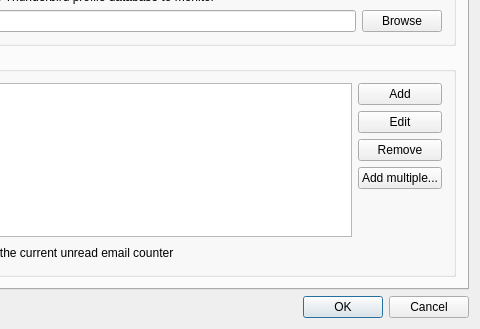
Above: src/dialogsettings.ui from gyunaev/birdtray before the change; both pictures show x 135 to 615 and y 103 to 432 of the 615 by 432 pixel window. Below: the same form after it.
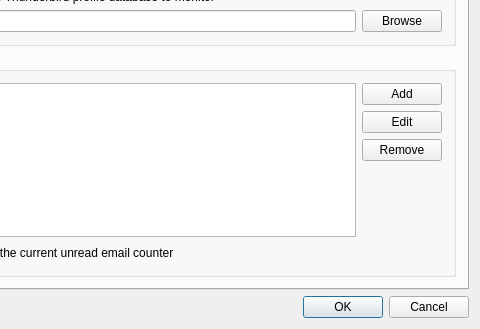
That is the form after the change. The open tabs and pages were chosen to show the change. Icons and pictures are not drawn. Custom widgets are drawn as their Qt base class.

Commit message: Add a better "Add Accounts" dialog for the mork parser

What changed in the file:
```diff
--- a/src/dialogsettings.ui
+++ b/src/dialogsettings.ui
@@ -407,13 +407,6 @@
                 </property>
                </widget>
               </item>
-              <item>
-               <widget class="QPushButton" name="btnAccountAddMultiple">
-                <property name="text">
-                 <string>Add multiple...</string>
-                </property>
-               </widget>
-              </item>
               <item>
                <spacer name="verticalSpacer_10">
                 <property name="orientation">
```
The commit also changes 11 other files.
